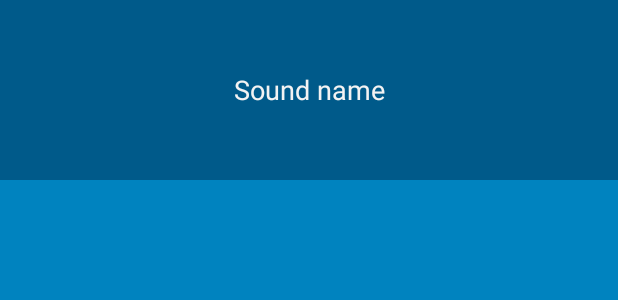
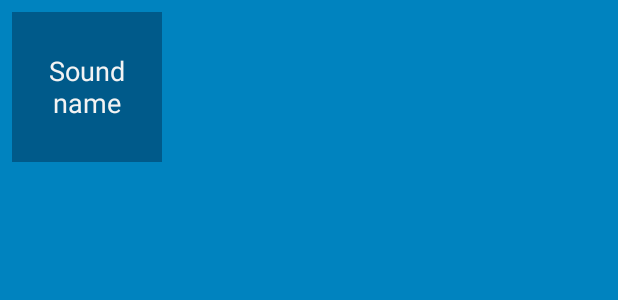
Before and after one commit to sbaghdas/beatbox, an Android app: the layout list_item_sound.xml on its own in the app's theme, with its tools: preview values and no code run, on a phone screen of 412 x 824 dp. Shown: the top 300 px of the screen. Run offline under Robolectric (Android 15) with nearby library versions, the phone set to English and light mode, and no system bars.

Commit message:
Add space between buttons

```diff
--- a/app/src/main/res/layout/list_item_sound.xml
+++ b/app/src/main/res/layout/list_item_sound.xml
@@ -1,9 +1,16 @@
 <?xml version="1.0" encoding="utf-8"?>
-<Button xmlns:android="http://schemas.android.com/apk/res/android"
-        xmlns:tools="http://schemas.android.com/tools"
-        android:layout_width="match_parent"
-        android:layout_height="120dp"
-        tools:text="Sound name"
-        android:id="@+id/sound_button">
+<FrameLayout xmlns:android="http://schemas.android.com/apk/res/android"
+        android:layout_width="wrap_content"
+        android:layout_height="wrap_content"
+        android:layout_margin="8dp">
 
-</Button>
+    <Button xmlns:android="http://schemas.android.com/apk/res/android"
+            xmlns:tools="http://schemas.android.com/tools"
+            android:layout_width="100dp"
+            android:layout_height="100dp"
+            android:layout_gravity="center"
+            tools:text="Sound name"
+            android:id="@+id/sound_button">
+
+    </Button>
+</FrameLayout>
```
